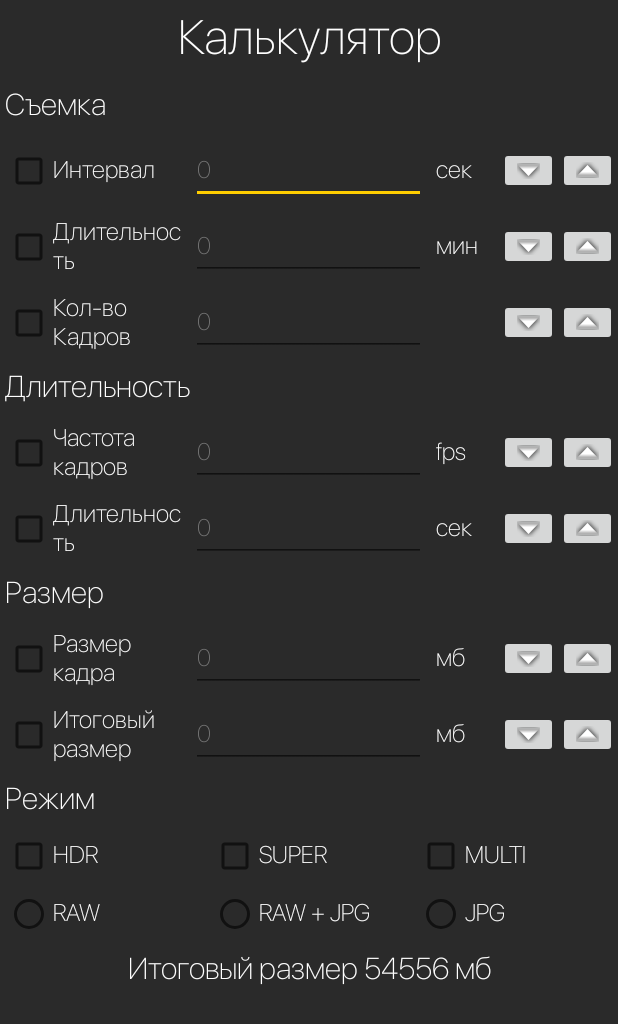
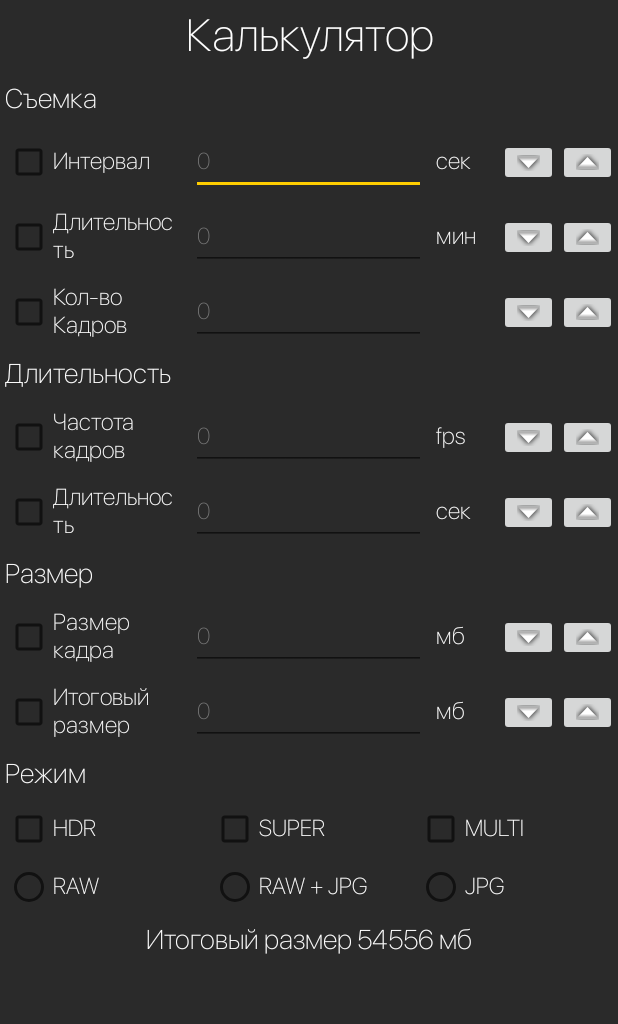
Before and after one commit to Phobirun/TILaps, an Android app: the fragment Fragment_calculator shown on its own in the app's theme, on a phone screen of 412 x 824 dp. Shown: the top 1024 px of the screen. Run offline under Robolectric (Android 15) with nearby library versions, the light colour scheme and no system bars.

Commit message:
test git 2

```diff
--- a/app/src/main/res/values/styles.xml
+++ b/app/src/main/res/values/styles.xml
@@ -33,19 +33,19 @@
 
 
     <style name="TextViewTilaps" parent="" >
-        <item name="android:textSize">16sp</item>
+        <item name="android:textSize">15sp</item>
         <item name="android:textColor">@color/text</item>
         <item name="android:textColorHint">@color/textHint</item>
         <item name="android:layout_margin">3dp</item>
     </style>
 
     <style name="TextViewHeaderTilaps" parent="TextViewTilaps" >
-        <item name="android:textSize">20sp</item>
+        <item name="android:textSize">18sp</item>
         <item name="android:textAlignment">textStart</item>
     </style>
 
     <style name="TextViewLayoutNameTilaps" parent="TextViewTilaps" >
-        <item name="android:textSize">32sp</item>
+        <item name="android:textSize">30sp</item>
         <item name="android:textAlignment">center</item>
         <item name="android:textStyle">bold</item>
     </style>
```
